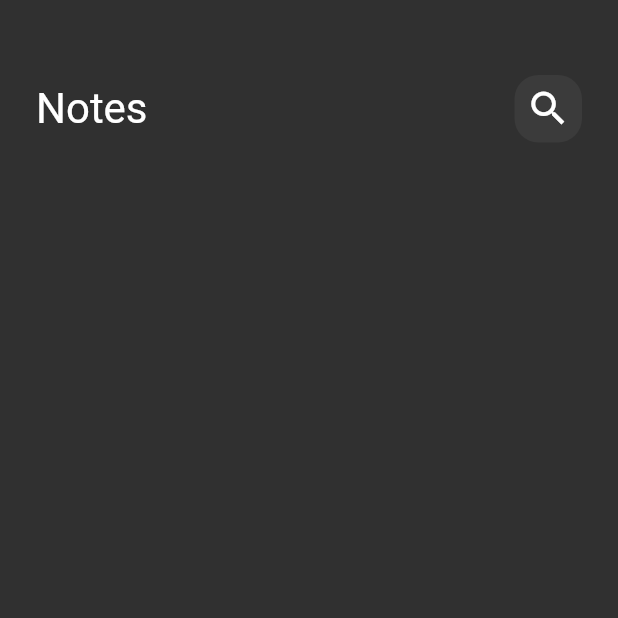
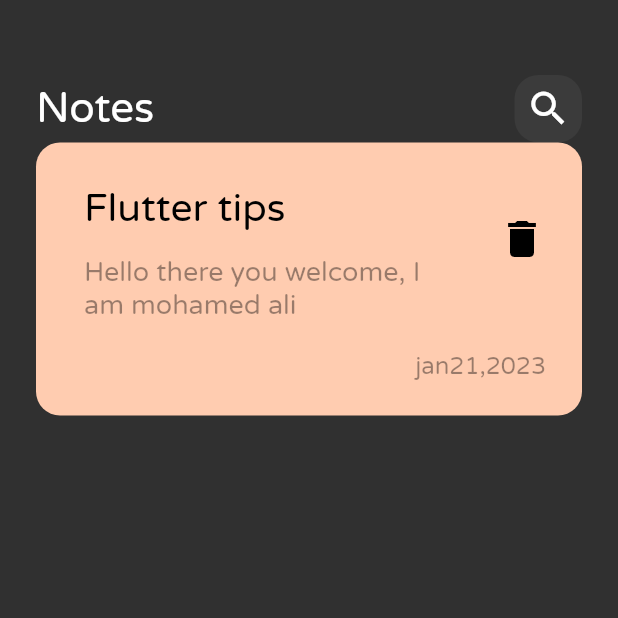
Before and after one commit to Mohamedali2074/notes_app, a Flutter app: the screen it shows after launch, on a phone screen of 412 x 824 dp, the top half of it. Run offline on Flutter 3.47's test engine with Material 2 defaults, Android fonts, the phone set to English and light mode, and no system bars.

Commit message:
create custom note icon

```diff
--- a/lib/main.dart
+++ b/lib/main.dart
@@ -12,7 +12,10 @@ class NotesApp extends StatelessWidget {
   Widget build(BuildContext context) {
     return MaterialApp(
       debugShowCheckedModeBanner: false,
-      theme: ThemeData(brightness: Brightness.dark),
+      theme: ThemeData(
+        brightness: Brightness.dark,
+        fontFamily: 'VarelaRound',
+      ),
       home: const NotesView(),
     );
   }
--- /dev/null
+++ b/lib/views/widgets/custom_note_item.dart
@@ -0,0 +1,58 @@
+import 'package:flutter/material.dart';
+
+class NoteItem extends StatelessWidget {
+  const NoteItem({super.key});
+
+  @override
+  Widget build(BuildContext context) {
+    return Container(
+      padding: EdgeInsets.only(top: 24, bottom: 24, left: 16),
+      decoration: BoxDecoration(
+        color: Color(0xffFFCCB0),
+        borderRadius: BorderRadius.circular(16),
+      ),
+      child: Column(
+        crossAxisAlignment: CrossAxisAlignment.end,
+        children: [
+          ListTile(
+            title: const Text(
+              'Flutter tips',
+              style: TextStyle(
+                color: Colors.black,
+                fontSize: 26,
+              ),
+            ),
+            subtitle: Padding(
+              padding: const EdgeInsets.only(top: 16, bottom: 16),
+              child: Text(
+                'Hello there you welcome, I am mohamed ali',
+                style: TextStyle(
+                  color: Colors.black.withOpacity(.4),
+                  fontSize: 18,
+                ),
+              ),
+            ),
+            trailing: IconButton(
+              onPressed: () {},
+              icon: (Icon(
+                Icons.delete,
+                color: Colors.black,
+                size: 32,
+              )),
+            ),
+          ),
+          Padding(
+            padding: const EdgeInsets.only(right: 24),
+            child: Text(
+              'jan21,2023',
+              style: TextStyle(
+                color: Colors.black.withOpacity(.4),
+                fontSize: 16,
+              ),
+            ),
+          ),
+        ],
+      ),
+    );
+  }
+}
--- a/lib/views/widgets/notes_view_body.dart
+++ b/lib/views/widgets/notes_view_body.dart
@@ -1,5 +1,7 @@
 import 'package:flutter/material.dart';
 import 'package:notes_app/views/widgets/custom_app_bar.dart';
+
+import 'custom_note_item.dart';
 
 class NotesViewBody extends StatelessWidget {
   const NotesViewBody({super.key});
@@ -14,6 +16,7 @@ class NotesViewBody extends StatelessWidget {
             height: 50,
           ),
           CustomAppBar(),
+          NoteItem(),
         ],
       ),
     );
```
Also changed, not shown: pubspec.yaml (+7 -11 lines), assets/fonts/VarelaRound-Regular.ttf (added).
